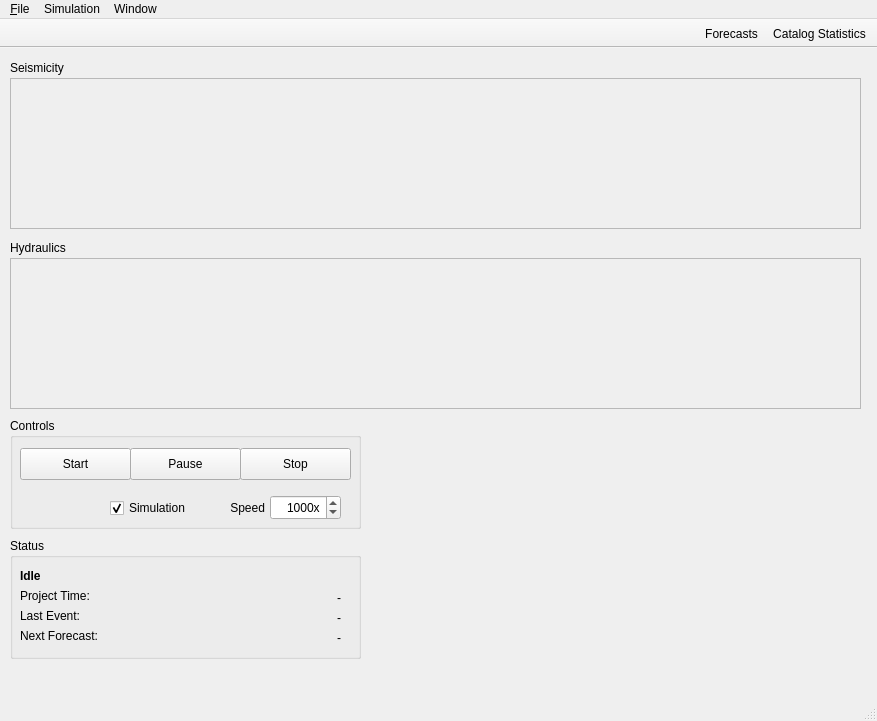
Above: atlas/ui/views/mainwindow.ui from swiss-seismological-service/hermes before the change. Below: the same form after it.
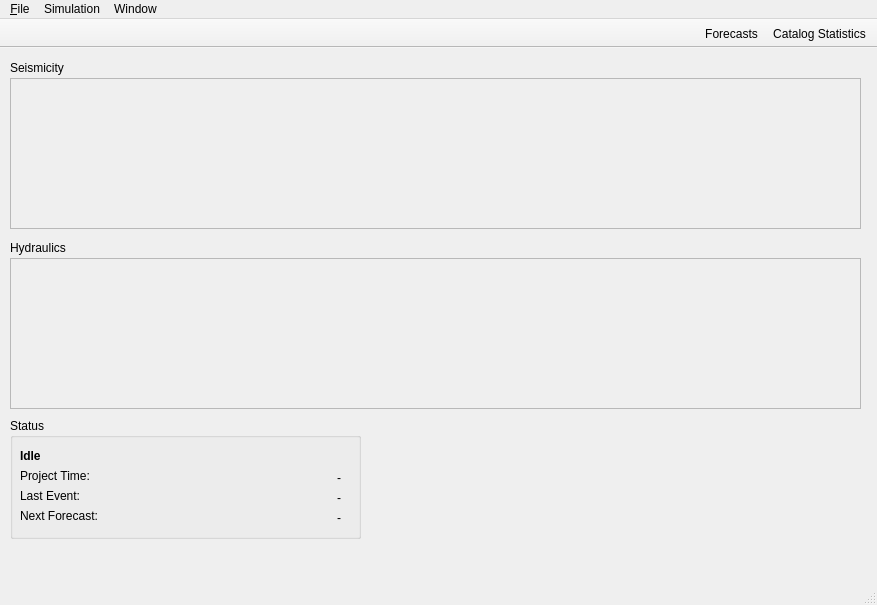
That is the form after the change. Icons and pictures are not drawn. Custom widgets are drawn as their Qt base class.

Commit message:
Refactor UI (separate simulation controls)
Simulation controls are now in a seperate window. Names are refactored
to have a more consistent distinction between signals coming from the ui
(action_…) and signals coming from the core (on_…).

```diff
--- a/atlas/ui/views/mainwindow.ui
+++ b/atlas/ui/views/mainwindow.ui
@@ -7,7 +7,7 @@
     <x>0</x>
     <y>0</y>
     <width>877</width>
-    <height>721</height>
+    <height>605</height>
    </rect>
   </property>
   <property name="windowTitle">
@@ -62,123 +62,11 @@
      </property>
     </widget>
    </widget>
-   <widget class="QGroupBox" name="controlsBox">
-    <property name="enabled">
-     <bool>true</bool>
-    </property>
-    <property name="geometry">
-     <rect>
-      <x>10</x>
-      <y>370</y>
-      <width>351</width>
-      <height>111</height>
-     </rect>
-    </property>
-    <property name="title">
-     <string>Controls</string>
-    </property>
-    <widget class="QCheckBox" name="simulationCheckBox">
-     <property name="geometry">
-      <rect>
-       <x>100</x>
-       <y>80</y>
-       <width>90</width>
-       <height>20</height>
-      </rect>
-     </property>
-     <property name="text">
-      <string>Simulation</string>
-     </property>
-     <property name="checked">
-      <bool>true</bool>
-     </property>
-    </widget>
-    <widget class="QPushButton" name="startButton">
-     <property name="geometry">
-      <rect>
-       <x>10</x>
-       <y>30</y>
-       <width>111</width>
-       <height>32</height>
-      </rect>
-     </property>
-     <property name="text">
-      <string>Start</string>
-     </property>
-    </widget>
-    <widget class="QPushButton" name="pauseButton">
-     <property name="geometry">
-      <rect>
-       <x>120</x>
-       <y>30</y>
-       <width>111</width>
-       <height>32</height>
-      </rect>
-     </property>
-     <property name="text">
-      <string>Pause</string>
-     </property>
-    </widget>
-    <widget class="QPushButton" name="stopButton">
-     <property name="geometry">
-      <rect>
-       <x>230</x>
-       <y>30</y>
-       <width>111</width>
-       <height>32</height>
-      </rect>
-     </property>
-     <property name="text">
-      <string>Stop</string>
-     </property>
-    </widget>
-    <widget class="QSpinBox" name="speedBox">
-     <property name="geometry">
-      <rect>
-       <x>260</x>
-       <y>77</y>
-       <width>71</width>
-       <height>25</height>
-      </rect>
-     </property>
-     <property name="alignment">
-      <set>Qt::AlignRight|Qt::AlignTrailing|Qt::AlignVCenter</set>
-     </property>
-     <property name="suffix">
-      <string>x</string>
-     </property>
-     <property name="minimum">
-      <number>1</number>
-     </property>
-     <property name="maximum">
-      <number>10000</number>
-     </property>
-     <property name="value">
-      <number>1000</number>
-     </property>
-    </widget>
-    <widget class="QLabel" name="speedLabel">
-     <property name="geometry">
-      <rect>
-       <x>204</x>
-       <y>80</y>
-       <width>51</width>
-       <height>20</height>
-      </rect>
-     </property>
-     <property name="text">
-      <string>Speed</string>
-     </property>
-     <property name="alignment">
-      <set>Qt::AlignRight|Qt::AlignTrailing|Qt::AlignVCenter</set>
-     </property>
-    </widget>
-   </widget>
    <widget class="QGroupBox" name="statusBox">
     <property name="geometry">
      <rect>
       <x>10</x>
-      <y>490</y>
+      <y>370</y>
       <width>351</width>
       <height>121</height>
      </rect>
```
Left out of the diff: 6 changed lines with no effect on the pictures. The commit also changes 9 other files.
